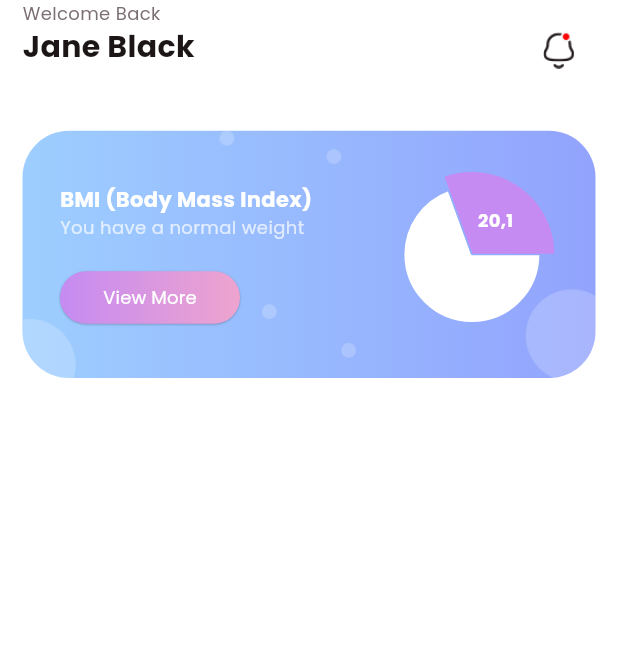
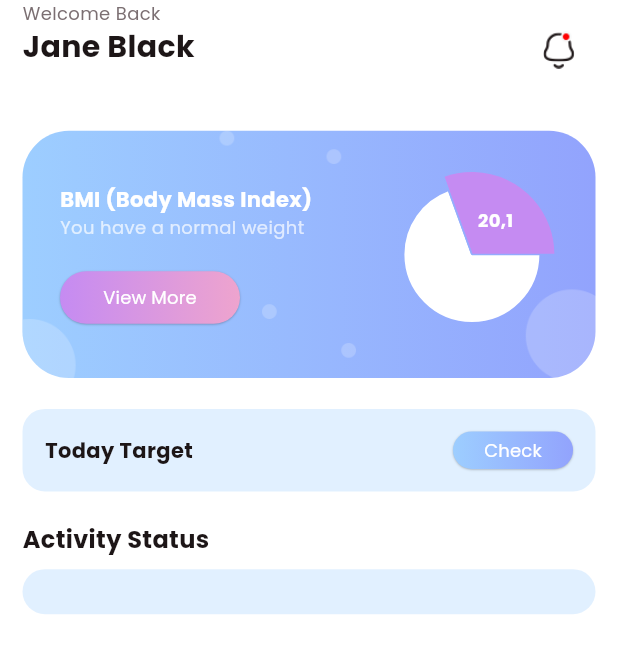
Before and after one commit to hicranfiliz/fitness, a Flutter app: the HomeView screen opened directly, on a phone screen of 412 x 824 dp. Shown: the top 653 px of the screen. Run offline on Flutter 3.47's test engine with Material 2 defaults, Android fonts, the phone set to English and light mode, and no system bars; drawn by our look-alikes of fl_chart; our stand-ins replace carousel_slider.

Commit message:
added check button

```diff
--- a/lib/view/home/home_view.dart
+++ b/lib/view/home/home_view.dart
@@ -21,6 +21,7 @@ class _HomeViewState extends State<HomeView> {
             child: Padding(
           padding: const EdgeInsets.symmetric(horizontal: 15),
           child: Column(
+            crossAxisAlignment: CrossAxisAlignment.start,
             children: [
               Row(
                 mainAxisAlignment: MainAxisAlignment.spaceBetween,
@@ -128,6 +129,55 @@ class _HomeViewState extends State<HomeView> {
               SizedBox(
                 height: media.width * 0.05,
               ),
+              Container(
+                padding:
+                    const EdgeInsets.symmetric(vertical: 15, horizontal: 15),
+                decoration: BoxDecoration(
+                    color: TColor.primaryColor2.withOpacity(0.3),
+                    borderRadius: BorderRadius.circular(15)),
+                child: Row(
+                  mainAxisAlignment: MainAxisAlignment.spaceBetween,
+                  children: [
+                    Text(
+                      "Today Target",
+                      style: TextStyle(
+                          color: TColor.black,
+                          fontSize: 14,
+                          fontWeight: FontWeight.w700),
+                    ),
+                    SizedBox(
+                      width: 80,
+                      height: 25,
+                      child: RoundButton(
+                          title: "Check",
+                          type: RoundButtonType.bgGradient,
+                          fontSize: 12,
+                          fontWeight: FontWeight.w400,
+                          onPressed: () {}),
+                    )
+                  ],
+                ),
+              ),
+              SizedBox(
+                height: media.width * 0.05,
+              ),
+              Text(
+                "Activity Status",
+                style: TextStyle(
+                    color: TColor.black,
+                    fontSize: 16,
+                    fontWeight: FontWeight.w700),
+              ),
+              SizedBox(
+                height: media.width * 0.02,
+              ),
+              Container(
+                padding:
+                    const EdgeInsets.symmetric(vertical: 15, horizontal: 15),
+                decoration: BoxDecoration(
+                    color: TColor.primaryColor2.withOpacity(0.3),
+                    borderRadius: BorderRadius.circular(15)),
+              )
             ],
           ),
         )),
```
